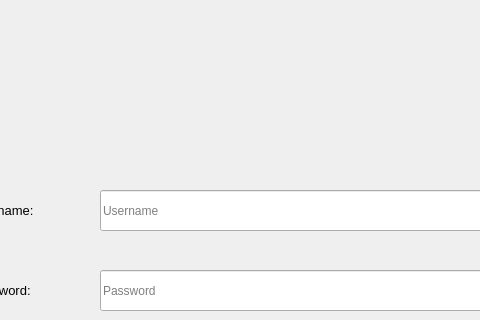
Before: the Qt Designer form DuoiHinhBatChu_Frontend/register.ui in evmosss/Qt-DuoiHinhBatChu, drawn with Qt 5; both pictures show x 160 to 640 and y 0 to 320 of the 800 by 600 pixel window.
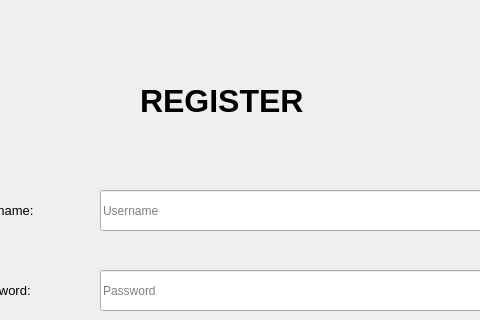
After: the same form once the commit is applied.

Patch:
```diff
--- a/DuoiHinhBatChu_Frontend/register.ui
+++ b/DuoiHinhBatChu_Frontend/register.ui
@@ -120,6 +120,25 @@
     <string>Return to login</string>
    </property>
   </widget>
+  <widget class="QLabel" name="label_3">
+   <property name="geometry">
+    <rect>
+     <x>300</x>
+     <y>70</y>
+     <width>201</width>
+     <height>61</height>
+    </rect>
+   </property>
+   <property name="font">
+    <font>
+     <pointsize>24</pointsize>
+     <bold>true</bold>
+    </font>
+   </property>
+   <property name="text">
+    <string>REGISTER</string>
+   </property>
+  </widget>
  </widget>
  <resources/>
  <connections/>
```
